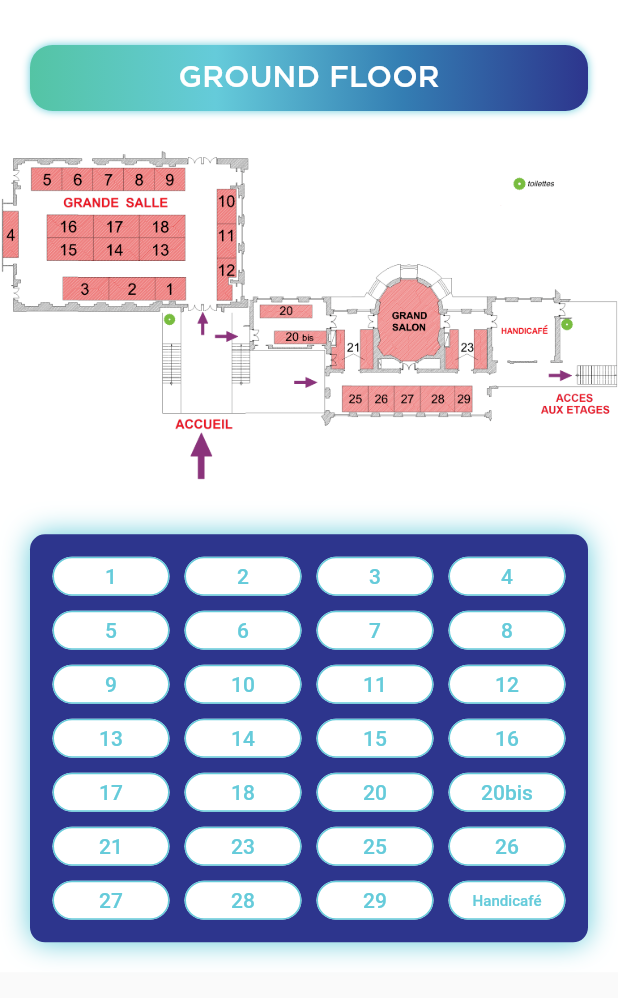
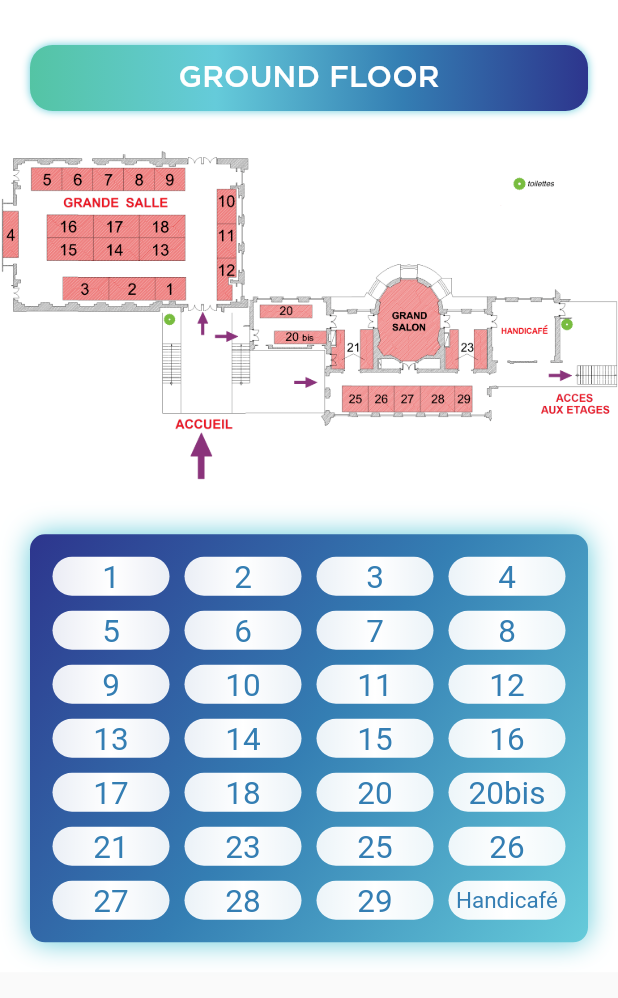
Before and after one commit to fouques1u/ForumHorizonChimie2020, a Flutter app: the FirstFloorPage widget shown alone on an empty page, opened directly, on a phone screen of 412 x 824 dp. Shown: the top 998 px of the screen. Run offline on Flutter 3.47's test engine with Material 2 defaults, Android fonts, the phone set to English and light mode, and no system bars; our stand-ins replace curved_navigation_bar, font_awesome_flutter.

Commit message:
Changed Outline, added color gradient on boxes for stands

```diff
--- a/lib/screens/map_pages/first_floor.dart
+++ b/lib/screens/map_pages/first_floor.dart
@@ -13,8 +13,11 @@ class FirstFloorPage extends StatelessWidget {
       backgroundColor: lightGreenColor,
       context: context,
       elevation: 4,
-      shape: RoundedRectangleBorder(borderRadius: BorderRadius.vertical(top: Radius.circular(40))),
-      builder: (context) => FirmModalBottomSheet(standNumber: standNumber,),
+      shape: RoundedRectangleBorder(
+          borderRadius: BorderRadius.vertical(top: Radius.circular(40))),
+      builder: (context) => FirmModalBottomSheet(
+        standNumber: standNumber,
+      ),
     );
   }
 
@@ -73,9 +76,22 @@ class FirstFloorPage extends StatelessWidget {
             width: double.infinity,
             padding: EdgeInsets.all(10),
             decoration: BoxDecoration(
+              gradient: LinearGradient(
+                colors: <Color>[
+                  darkBlueColor,
+                  simpleBlueColor,
+                  lightBlueColor,
+                ],
+                begin: Alignment.topLeft,
+                end: Alignment.bottomRight,
+              ),
               boxShadow: [
                 BoxShadow(
-                    blurRadius: 15.0, spreadRadius: 0.0, color: lightBlueColor)
+                  blurRadius: 15.0,
+                  spreadRadius: 0.0,
+                  color: lightBlueColor,
+                  //offset: Offset.fromDirection(1),  See nike shop speed code vid.
+                )
               ],
               shape: BoxShape.rectangle,
               color: darkBlueColor,
--- a/lib/widgets/outline_button_classic.dart
+++ b/lib/widgets/outline_button_classic.dart
@@ -10,22 +10,33 @@ class OutlineButtonClassic extends StatelessWidget {
 
   @override
   Widget build(BuildContext context) {
-    return DecoratedBox(
-      child: OutlineButton(
+    return InkWell(
+      child: Container(
+        padding: EdgeInsets.symmetric(
+          vertical: 1,
+          horizontal: 5,
+        ),
         child: FittedBox(
           child: Text(
             text,
-            style: TextStyle(color: lightBlueColor),
+            style: TextStyle(color: simpleBlueColor),
           ),
         ),
-        onPressed: () => action(),
-        borderSide: BorderSide(color: lightBlueColor),
-        shape: RoundedRectangleBorder(borderRadius: BorderRadius.circular(15)),
+        decoration: BoxDecoration(
+          gradient: LinearGradient(
+            colors: <Color>[
+              Color.fromRGBO(255, 255, 255, 0.9),
+              Colors.white,
+              Color.fromRGBO(255, 255, 255, 0.9),
+            ],
+            begin: Alignment.centerLeft,
+            end: Alignment.centerRight,
+          ),
+            color: Colors.white,
+            shape: BoxShape.rectangle,
+            borderRadius: BorderRadius.circular(15)),
       ),
-      decoration: BoxDecoration(
-          color: Colors.white,
-          shape: BoxShape.rectangle,
-          borderRadius: BorderRadius.circular(15)),
+      onTap: () => action(),
     );
   }
 }
```
Also changed, not shown: lib/screens/map_pages/second_floor.dart (+9 -0 lines), lib/screens/map_pages/third_floor.dart (+9 -0 lines).
